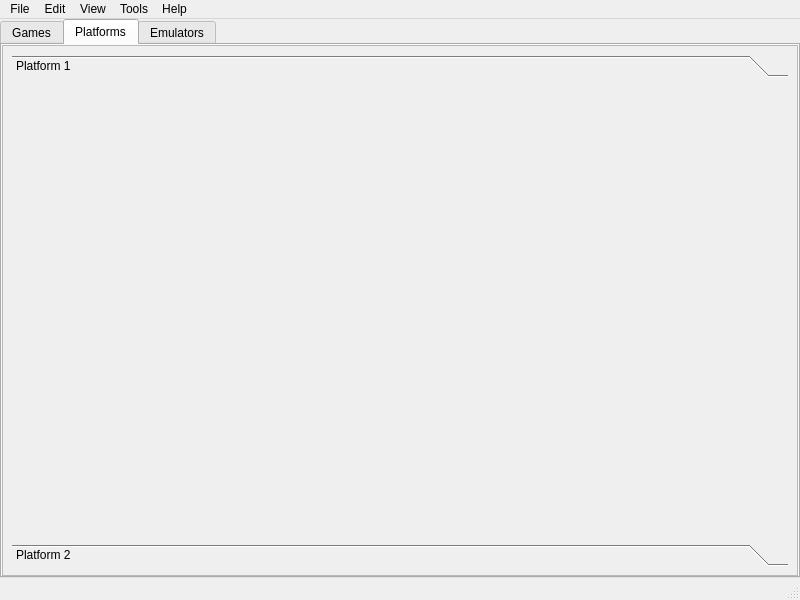
This is manager/ui/mainwindow.ui in lazyfox-studio/retrofox as Qt 5 draws it before an edit. The edited form follows.
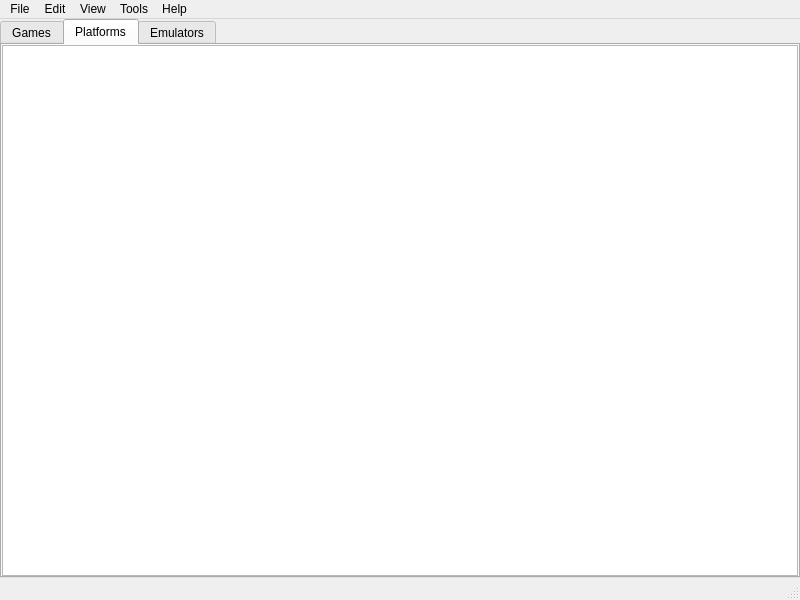
This is the edited form. The open tabs and pages were chosen to show the change.

Commit message: platforms table

Patch:
```diff
--- a/manager/ui/mainwindow.ui
+++ b/manager/ui/mainwindow.ui
@@ -81,56 +81,7 @@
          <number>0</number>
         </property>
         <item>
-         <widget class="QScrollArea" name="scrollArea_2">
-          <property name="widgetResizable">
-           <bool>true</bool>
-          </property>
-          <widget class="QWidget" name="scrollAreaWidgetContents_3">
-           <property name="geometry">
-            <rect>
-             <x>0</x>
-             <y>0</y>
-             <width>792</width>
-             <height>531</height>
-            </rect>
-           </property>
-           <layout class="QVBoxLayout" name="verticalLayout_2">
-            <item>
-             <widget class="QToolBox" name="toolBox_2">
-              <property name="currentIndex">
-               <number>0</number>
-              </property>
-              <widget class="QWidget" name="page_7">
-               <property name="geometry">
-                <rect>
-                 <x>0</x>
-                 <y>0</y>
-                 <width>774</width>
-                 <height>459</height>
-                </rect>
-               </property>
-               <attribute name="label">
-                <string>Platform 1</string>
-               </attribute>
-              </widget>
-              <widget class="QWidget" name="page_8">
-               <property name="geometry">
-                <rect>
-                 <x>0</x>
-                 <y>0</y>
-                 <width>98</width>
-                 <height>28</height>
-                </rect>
-               </property>
-               <attribute name="label">
-                <string>Platform 2</string>
-               </attribute>
-              </widget>
-             </widget>
-            </item>
-           </layout>
-          </widget>
-         </widget>
+         <widget class="QTableView" name="table_platforms"/>
         </item>
        </layout>
       </widget>
```
Left out of the diff: 4 changed lines with no effect on the pictures. The commit also changes 8 other files.
